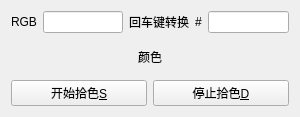
Above: dialog.ui from tujiaw/Color before the change. Below: the same form after it.
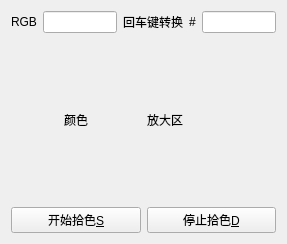
That is the form after the change.

Commit message: 放大区域

The edit to the form file:
```diff
--- a/dialog.ui
+++ b/dialog.ui
@@ -6,8 +6,8 @@
    <rect>
     <x>0</x>
     <y>0</y>
-    <width>300</width>
-    <height>117</height>
+    <width>287</width>
+    <height>244</height>
    </rect>
   </property>
   <property name="windowTitle">
@@ -46,6 +46,8 @@
     </layout>
    </item>
    <item>
+    <layout class="QHBoxLayout" name="horizontalLayout_3">
+     <item>
     <widget class="QLabel" name="laColor">
      <property name="text">
       <string>颜色</string>
@@ -54,6 +56,15 @@
       <set>Qt::AlignCenter</set>
      </property>
     </widget>
+     </item>
+     <item>
+      <widget class="QLabel" name="magnifyLabel">
+       <property name="text">
+        <string>放大区</string>
+       </property>
+      </widget>
+     </item>
+    </layout>
    </item>
    <item>
     <layout class="QHBoxLayout" name="horizontalLayout_2">
```
Lines whose indentation alone changed are shown as unchanged. The commit also changes 2 other files.
